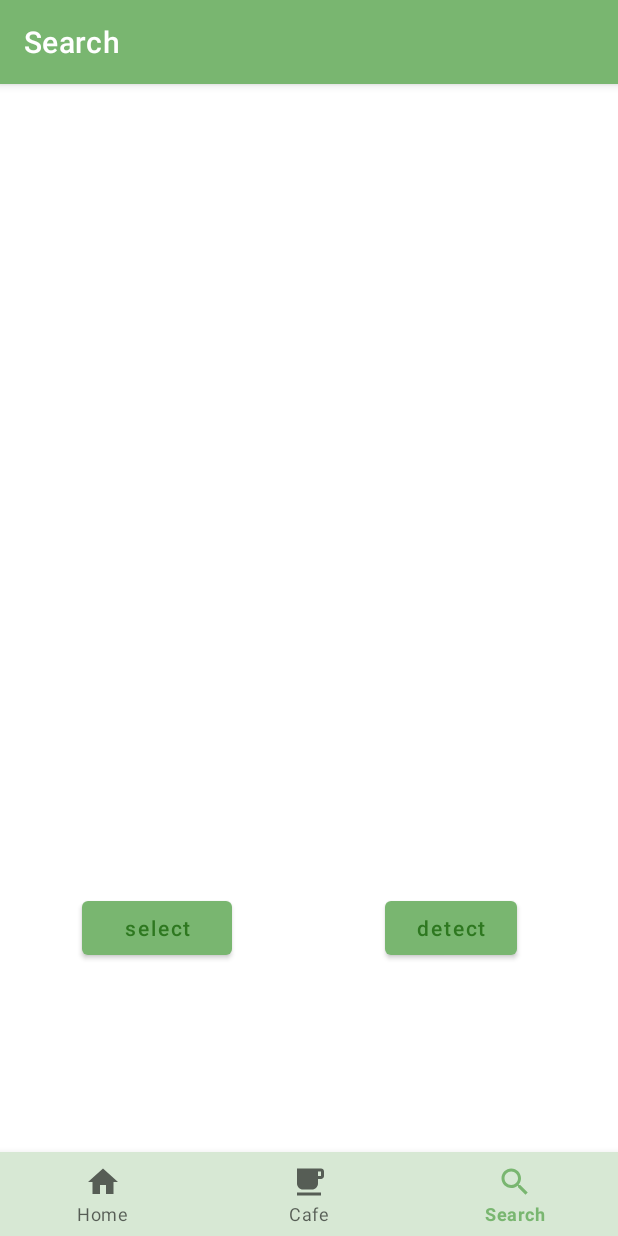
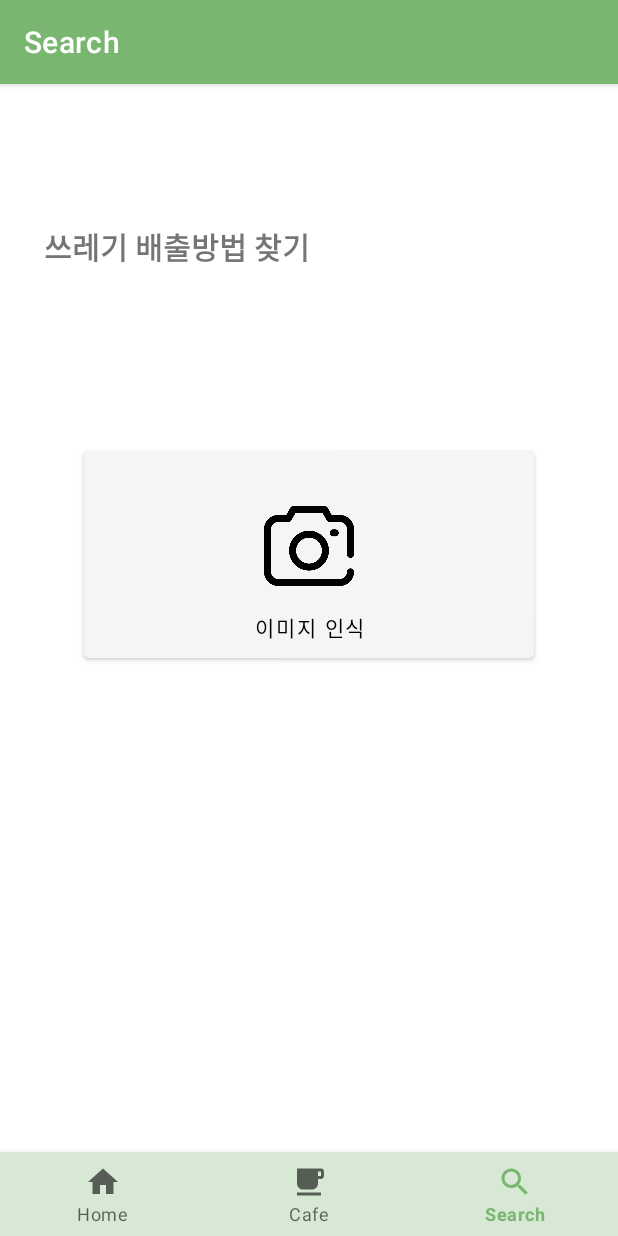
Before and after one commit to dLqovop/where-to-recycle, an Android app: the NotificationsFragment screen opened through its navigation route, on a phone screen of 412 x 824 dp. Run offline under Robolectric (Android 15) with nearby library versions, the phone set to English and light mode, and no system bars; our stand-ins replace Firebase (no records; nobody signed in at launch, a user with empty details on screens opened directly), navigation-ui; pictures from the network do not load; 1 statement that could not run was skipped.

Commit message:
기능및UI수정

```diff
--- a/app/src/main/java/com/example/myapplication/ui/dashboard/DashboardFragment.java
+++ b/app/src/main/java/com/example/myapplication/ui/dashboard/DashboardFragment.java
@@ -4,6 +4,7 @@ import android.os.Bundle;
 import android.view.LayoutInflater;
 import android.view.View;
 import android.view.ViewGroup;
+import android.webkit.WebChromeClient;
 import android.webkit.WebSettings;
 import android.webkit.WebView;
 import android.webkit.WebViewClient;
@@ -44,6 +45,9 @@ public class DashboardFragment extends Fragment {
             // WebView 설정
             WebSettings webSettings = mWebView.getSettings();
             webSettings.setJavaScriptEnabled(true);
+            webSettings.setUseWideViewPort(true);
+            webSettings.setLoadWithOverviewMode(true);
+            webSettings.setSupportZoom(true);
 
             // WebViewClient 설정
             mWebView.setWebViewClient(new WebViewClient());
--- a/app/src/main/java/com/example/myapplication/ui/notifications/NotificationsFragment.java
+++ b/app/src/main/java/com/example/myapplication/ui/notifications/NotificationsFragment.java
@@ -77,6 +77,7 @@ public class NotificationsFragment extends Fragment {
     private View root;
     private Button mbuttonTest;
     private Button buttonSelect;
+    private Button startbuttontoselect;
 
     private FirebaseStorage firebaseStorage;
     private StorageReference storageReference;
@@ -115,9 +116,12 @@ public class NotificationsFragment extends Fragment {
         buttonSelect = root.findViewById(R.id.selectButton);
         mButtonDetect = root.findViewById(R.id.detectButton);
         mProgressBar = root.findViewById(R.id.progressBar);
+        startbuttontoselect = root.findViewById((R.id.bigselectButton));
 
         mImageView.setImageBitmap(mBitmap);
         mResultView.setVisibility(View.INVISIBLE);
+        buttonSelect.setVisibility(View.INVISIBLE);
+        mButtonDetect.setVisibility(View.INVISIBLE);
 
         return root;
     }
@@ -160,6 +164,35 @@ public class NotificationsFragment extends Fragment {
                 // 모달 다이얼로그 표시
                 AlertDialog dialog = builder.create();
                 dialog.show();
+            }
+        });
+
+        startbuttontoselect.setOnClickListener(new View.OnClickListener() {
+            public void onClick(View v) {
+                mResultView.setVisibility(View.INVISIBLE);
+
+                final CharSequence[] options = {"Choose from Photos", "Take Picture", "Cancel"};
+                AlertDialog.Builder builder = new AlertDialog.Builder(getContext());
+                builder.setTitle("New Test Image");
+
+                builder.setItems(options, new DialogInterface.OnClickListener() {
+                    @Override
+                    public void onClick(DialogInterface dialog, int item) {
+                        if (options[item].equals("Take Picture")) {
+                            Intent takePicture = new Intent(MediaStore.ACTION_IMAGE_CAPTURE);
+                            startActivityForResult(takePicture, 0);
+                        } else if (options[item].equals("Choose from Photos")) {
+                            Intent pickPhoto = new Intent(Intent.ACTION_PICK, MediaStore.Images.Media.INTERNAL_CONTENT_URI);
+                            startActivityForResult(pickPhoto, 1);
+                        } else if (options[item].equals("Cancel")) {
+                            dialog.dismiss();
+                        }
+                    }
+                });
+                builder.show();
+                startbuttontoselect.setVisibility(View.INVISIBLE);
+                buttonSelect.setVisibility(View.VISIBLE);
+                mButtonDetect.setVisibility(View.VISIBLE);
             }
         });
 
--- /dev/null
+++ b/app/src/main/res/drawable/camera.xml
@@ -0,0 +1,7 @@
+<?xml version="1.0" encoding="utf-8"?>
+<layer-list xmlns:android="http://schemas.android.com/apk/res/android">
+    <item
+        android:drawable="@drawable/freeicon_camera"
+        android:width="60dp"
+        android:height="60dp"/>
+</layer-list>
--- a/app/src/main/res/layout/fragment_notifications.xml
+++ b/app/src/main/res/layout/fragment_notifications.xml
@@ -59,6 +59,22 @@
         app:layout_constraintVertical_bias="0.727" />
 
     <Button
+        android:id="@+id/bigselectButton"
+        android:layout_width="300dp"
+        android:layout_height="150dp"
+        android:backgroundTint="#f5f5f5"
+        android:drawableTop="@drawable/camera"
+        android:text="이미지 인식"
+        android:textColor="@color/black"
+        android:paddingTop="50px"
+        android:textAllCaps="false"
+        app:layout_constraintBottom_toBottomOf="parent"
+        app:layout_constraintEnd_toEndOf="parent"
+        app:layout_constraintStart_toStartOf="parent"
+        app:layout_constraintTop_toTopOf="parent"
+        app:layout_constraintVertical_bias="0.325" />
+
+    <Button
         android:id="@+id/NextPage"
         android:layout_width="wrap_content"
         android:layout_height="wrap_content"
@@ -66,20 +82,34 @@
         android:visibility="invisible"
         app:layout_constraintBottom_toBottomOf="parent"
         app:layout_constraintEnd_toEndOf="parent"
-        app:layout_constraintHorizontal_bias="0.49"
+        app:layout_constraintHorizontal_bias="0.498"
         app:layout_constraintStart_toStartOf="parent"
         app:layout_constraintTop_toBottomOf="@+id/progressBar"
-        app:layout_constraintVertical_bias="0.219" />
+        app:layout_constraintVertical_bias="0.744" />
 
     <ProgressBar
         android:id="@+id/progressBar"
         android:layout_width="wrap_content"
         android:layout_height="wrap_content"
-        android:layout_marginBottom="152dp"
+        android:layout_marginBottom="424dp"
         android:visibility="invisible"
         app:layout_constraintBottom_toBottomOf="parent"
         app:layout_constraintEnd_toEndOf="parent"
         app:layout_constraintHorizontal_bias="0.498"
         app:layout_constraintStart_toStartOf="parent" />
 
+    <TextView
+        android:id="@+id/textView"
+        android:layout_width="wrap_content"
+        android:layout_height="wrap_content"
+        android:text="쓰레기 배출방법 찾기"
+        android:textSize="20sp"
+        android:textStyle="bold"
+        app:layout_constraintBottom_toTopOf="@+id/selectButton"
+        app:layout_constraintEnd_toEndOf="parent"
+        app:layout_constraintHorizontal_bias="0.124"
+        app:layout_constraintStart_toStartOf="parent"
+        app:layout_constraintTop_toTopOf="parent"
+        app:layout_constraintVertical_bias="0.083" />
+
 </androidx.constraintlayout.widget.ConstraintLayout>
```
Also changed, not shown: app/src/main/java/com/example/myapplication/ui/notifications/trashdetective/ResultView.java (+31 -14 lines), app/src/main/res/drawable/freeicon_camera.png (added), 1 other file.
